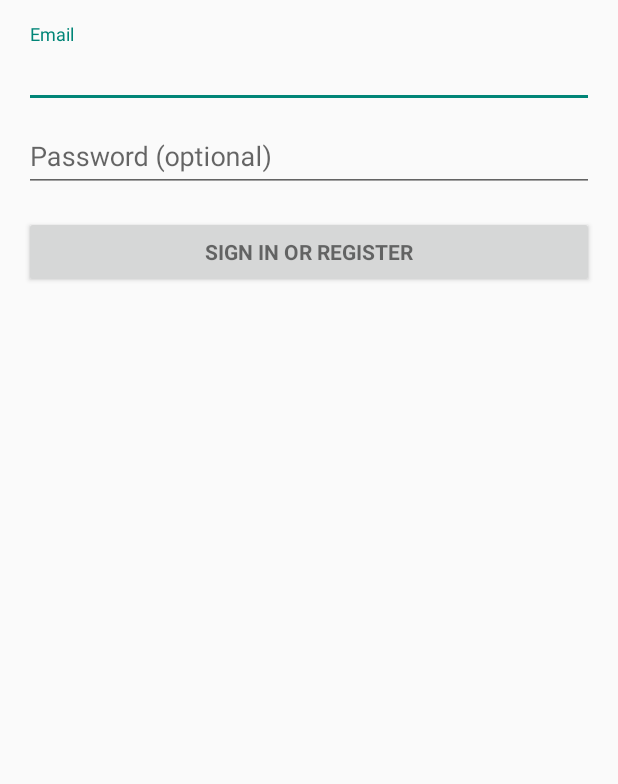
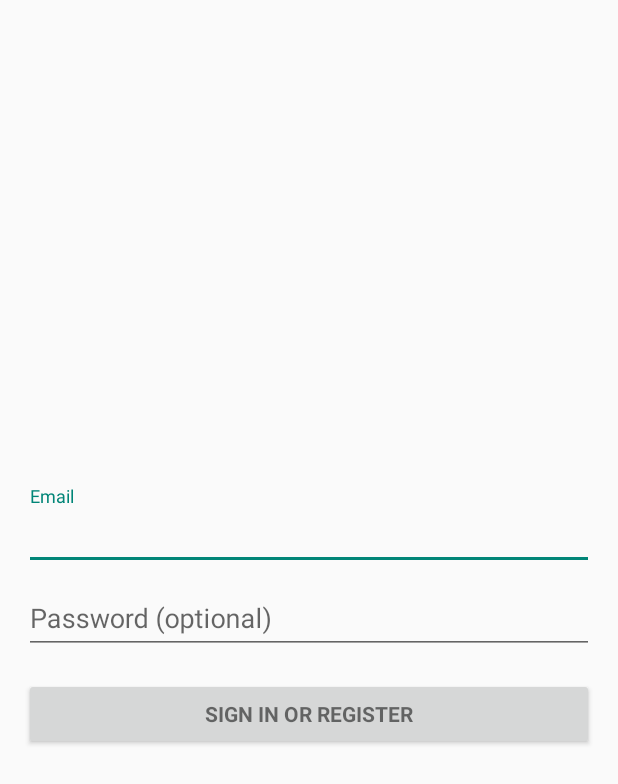
Before and after one commit to anshilbhansali/SelfScoreApp, an Android app: the layout activity_login.xml on its own in the app's theme, with its tools: preview values and no code run, on a phone screen of 412 x 824 dp. Shown: the top 784 px of the screen. Run offline under Robolectric (Android 15) with nearby library versions, the phone set to English and light mode, and no system bars.

Commit message:
basic login and logout linked

```diff
--- a/app/src/main/java/com/selfscore/selfscoreapp/MainActivity.java
+++ b/app/src/main/java/com/selfscore/selfscoreapp/MainActivity.java
@@ -117,6 +117,12 @@ public class MainActivity extends AppCompatActivity {
         mDrawerList_right.setOnItemClickListener(new AdapterView.OnItemClickListener() {
             @Override
             public void onItemClick(AdapterView<?> parent, View view, int position, long id) {
+                if(position == 2)
+                {
+                    //log out
+                    Intent intent = new Intent(activity, LoginActivity.class);
+                    startActivity(intent);
+                }
 
             }
         });
--- a/app/src/main/res/layout/activity_login.xml
+++ b/app/src/main/res/layout/activity_login.xml
@@ -28,7 +28,9 @@
             android:id="@+id/email_login_form"
             android:layout_width="match_parent"
             android:layout_height="wrap_content"
-            android:orientation="vertical">
+            android:orientation="vertical"
+            android:gravity="center"
+            android:layout_gravity="center">
 
             <android.support.design.widget.TextInputLayout
                 android:layout_width="match_parent"
```
Also changed, not shown: app/src/main/AndroidManifest.xml (+4 -4 lines).
